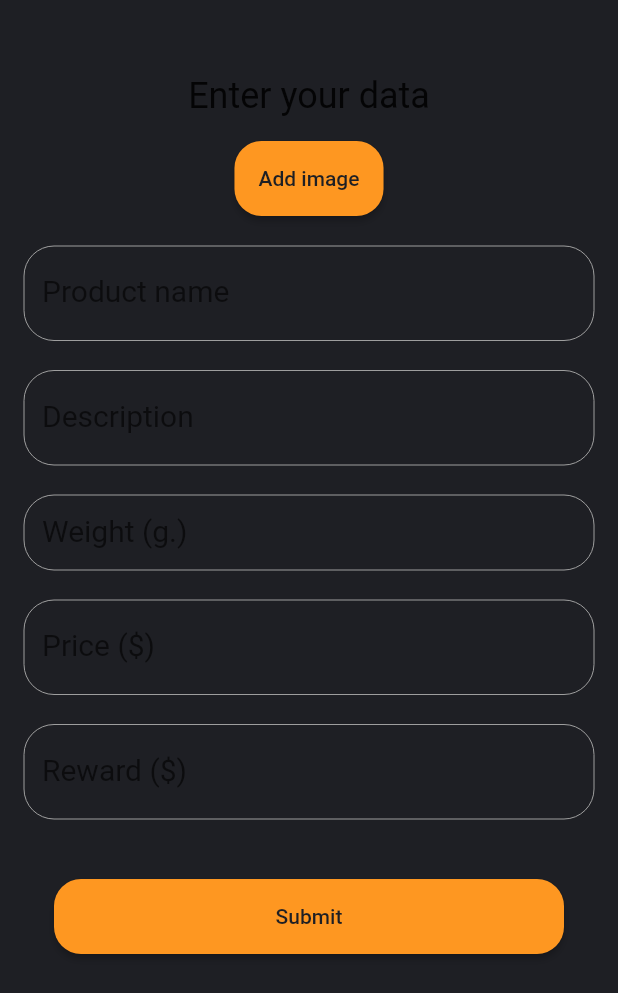
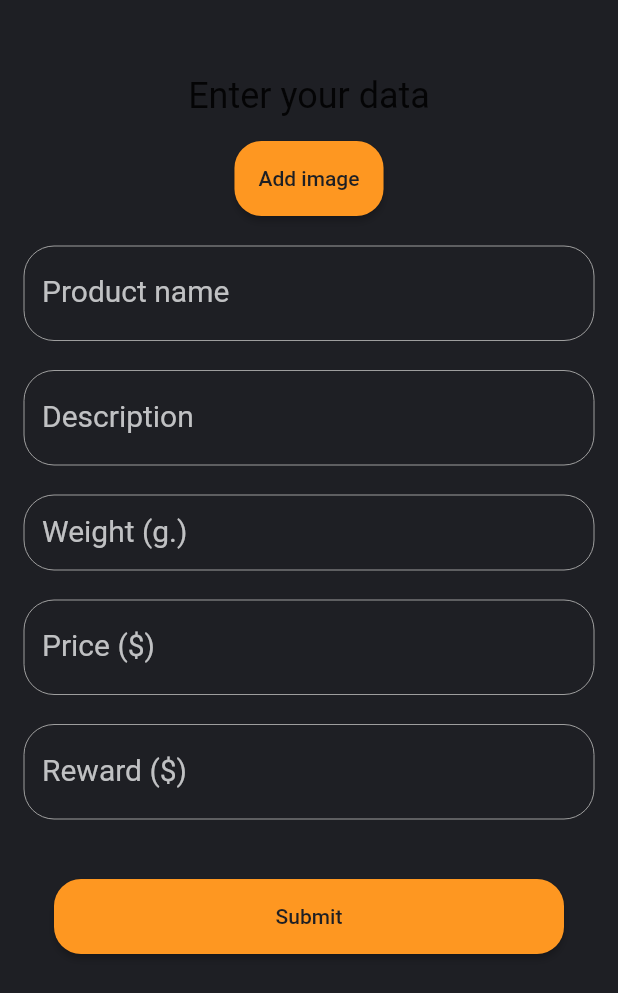
Before and after one commit to profectus200/inno-cart, a Flutter app: the MyAddPost screen opened by its route, on a phone screen of 412 x 824 dp. Shown: the top 993 px of the screen. Run offline on Flutter 3.47's test engine with Material 2 defaults, Android fonts, the phone set to English and light mode, and no system bars; our stand-ins replace bottom_navy_bar, equatable, flutter_screenutil, flutter_secure_storage; accounts and stored records are empty; network calls fail.

Commit message:
change add_post items colors

```diff
--- a/lib/presentation/app_pages/add_post_page.dart
+++ b/lib/presentation/app_pages/add_post_page.dart
@@ -62,6 +62,7 @@ class _MyAddPost extends State<MyAddPost> {
                   TextFormField(
                     decoration: const InputDecoration(
                         labelText: 'Product name',
+                        labelStyle: TextStyle(color: AppColors.lightGray),
                         enabledBorder: OutlineInputBorder(
                           borderRadius: BorderRadius.all(Radius.circular(20.0)),
                           borderSide: BorderSide(color: Colors.grey, width: 0.0),
@@ -95,6 +96,7 @@ class _MyAddPost extends State<MyAddPost> {
                     maxLines: null,
                     decoration: const InputDecoration(
                         labelText: 'Description',
+                        labelStyle: TextStyle(color: AppColors.lightGray),
                         enabledBorder: OutlineInputBorder(
                           borderRadius: BorderRadius.all(Radius.circular(20.0)),
                           borderSide: BorderSide(color: Colors.grey, width: 0.0),
@@ -126,6 +128,7 @@ class _MyAddPost extends State<MyAddPost> {
                     child: TextFormField(
                       decoration: const InputDecoration(
                           labelText: 'Weight (g.)',
+                          labelStyle: TextStyle(color: AppColors.lightGray),
                           enabledBorder: OutlineInputBorder(
                             borderRadius: BorderRadius.all(Radius.circular(20.0)),
                             borderSide: BorderSide(color: Colors.grey, width: 0.0),
@@ -158,6 +161,7 @@ class _MyAddPost extends State<MyAddPost> {
                   TextFormField(
                     decoration: const InputDecoration(
                         labelText: 'Price (\$)',
+                        labelStyle: TextStyle(color: AppColors.lightGray),
                         enabledBorder: OutlineInputBorder(
                           borderRadius: BorderRadius.all(Radius.circular(20.0)),
                           borderSide: BorderSide(color: Colors.grey, width: 0.0),
@@ -189,6 +193,7 @@ class _MyAddPost extends State<MyAddPost> {
                   TextFormField(
                     decoration: const InputDecoration(
                         labelText: 'Reward (\$)',
+                        labelStyle: TextStyle(color: AppColors.lightGray),
                         enabledBorder: OutlineInputBorder(
                           borderRadius: BorderRadius.all(Radius.circular(20.0)),
                           borderSide: BorderSide(color: Colors.grey, width: 0.0),
--- a/lib/presentation/auth/login_page.dart
+++ b/lib/presentation/auth/login_page.dart
@@ -1,6 +1,6 @@
 import 'package:flutter/material.dart';
 import 'package:innocart_front/internal/dependencies/auth_repo_module.dart';
-import 'package:innocart_front/presentation/extra/app_colors.dart';
+import 'package:innocart_front/presentation/style/app_colors.dart';
 
 class MyLogin extends StatefulWidget {
   const MyLogin({Key? key}) : super(key: key);
--- a/lib/presentation/auth/register_page.dart
+++ b/lib/presentation/auth/register_page.dart
@@ -1,7 +1,7 @@
 import 'package:flutter/material.dart';
 import 'package:innocart_front/internal/dependencies/auth_repo_module.dart';
 import 'package:innocart_front/internal/dependencies/profile_repo_module.dart';
-import 'package:innocart_front/presentation/extra/app_colors.dart';
+import 'package:innocart_front/presentation/style/app_colors.dart';
 
 import '../../domain/model/profile.dart';
 class MyRegister extends StatefulWidget {
```
